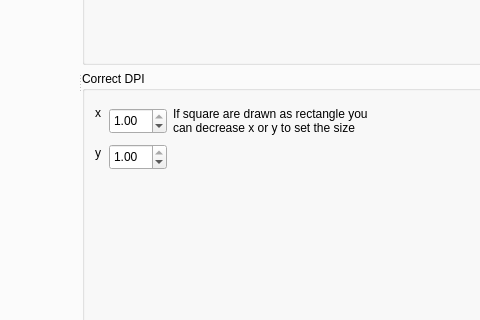
Old version of the form src/formconfig.ui in the repository gillesmaire/myChessBase; both pictures show x 439 to 919 and y 366 to 686 of the 1161 by 895 pixel window.
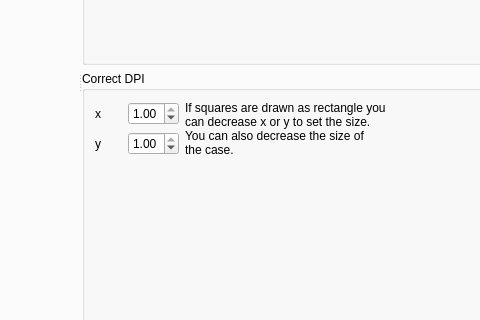
New version of the form. Custom widgets are drawn as their Qt base class.

Commit message: Suppress the white pen around button color in Configuration

Diff of the .ui file:
```diff
--- a/src/formconfig.ui
+++ b/src/formconfig.ui
@@ -191,64 +191,31 @@
              <property name="title">
               <string>Correct DPI</string>
              </property>
-             <widget class="QLabel" name="label_6">
+             <widget class="QWidget" name="">
               <property name="geometry">
                <rect>
-                <x>91</x>
-                <y>33</y>
-                <width>206</width>
-                <height>34</height>
+                <x>13</x>
+                <y>30</y>
+                <width>291</width>
+                <height>118</height>
                </rect>
               </property>
-              <property name="text">
-               <string>If square are drawn as rectangle you 
-can decrease x or y to set the size </string>
-              </property>
-             </widget>
-             <widget class="QDoubleSpinBox" name="doubleSpinBoxYshift">
-              <property name="geometry">
-               <rect>
-                <x>27</x>
-                <y>73</y>
-                <width>58</width>
-                <height>26</height>
-               </rect>
-              </property>
-              <property name="minimum">
-               <double>0.500000000000000</double>
-              </property>
-              <property name="maximum">
-               <double>1.000000000000000</double>
-              </property>
-              <property name="singleStep">
-               <double>0.050000000000000</double>
-              </property>
-              <property name="value">
-               <double>1.000000000000000</double>
-              </property>
-             </widget>
+              <layout class="QVBoxLayout" name="verticalLayout_5">
+               <item>
+                <layout class="QHBoxLayout" name="horizontalLayout_8">
+                 <item>
+                  <layout class="QVBoxLayout" name="verticalLayout_2">
+                   <item>
+                    <layout class="QHBoxLayout" name="horizontalLayout_3">
+                     <item>
              <widget class="QLabel" name="label_2">
-              <property name="geometry">
-               <rect>
-                <x>13</x>
-                <y>33</y>
-                <width>16</width>
-                <height>17</height>
-               </rect>
-              </property>
               <property name="text">
                <string>x</string>
               </property>
              </widget>
+                     </item>
+                     <item>
              <widget class="QDoubleSpinBox" name="doubleSpinBoxXshift">
-              <property name="geometry">
-               <rect>
-                <x>27</x>
-                <y>37</y>
-                <width>58</width>
-                <height>26</height>
-               </rect>
-              </property>
               <property name="minimum">
                <double>0.500000000000000</double>
               </property>
@@ -262,18 +229,64 @@
                <double>1.000000000000000</double>
               </property>
              </widget>
+                     </item>
+                    </layout>
+                   </item>
+                   <item>
+                    <layout class="QHBoxLayout" name="horizontalLayout_4">
+                     <item>
              <widget class="QLabel" name="label_5">
-              <property name="geometry">
-               <rect>
-                <x>13</x>
-                <y>73</y>
-                <width>16</width>
-                <height>17</height>
-               </rect>
-              </property>
               <property name="text">
                <string>y</string>
               </property>
+                      </widget>
+                     </item>
+                     <item>
+                      <widget class="QDoubleSpinBox" name="doubleSpinBoxYshift">
+                       <property name="minimum">
+                        <double>0.500000000000000</double>
+                       </property>
+                       <property name="maximum">
+                        <double>1.000000000000000</double>
+                       </property>
+                       <property name="singleStep">
+                        <double>0.050000000000000</double>
+                       </property>
+                       <property name="value">
+                        <double>1.000000000000000</double>
+                       </property>
+                      </widget>
+                     </item>
+                    </layout>
+                   </item>
+                  </layout>
+                 </item>
+                 <item>
+                  <widget class="QLabel" name="label_6">
+                   <property name="text">
+                    <string>If squares are drawn as rectangle you 
+can decrease x or y to set the size.
+You can also decrease the size of 
+the case. </string>
+                   </property>
+                  </widget>
+                 </item>
+                </layout>
+               </item>
+               <item>
+                <spacer name="verticalSpacer">
+                 <property name="orientation">
+                  <enum>Qt::Vertical</enum>
+                 </property>
+                 <property name="sizeHint" stdset="0">
+                  <size>
+                   <width>20</width>
+                   <height>40</height>
+                  </size>
+                 </property>
+                </spacer>
+               </item>
+              </layout>
              </widget>
             </widget>
            </item>
```
Lines whose indentation alone changed are shown as unchanged. The commit also changes 2 other files.
